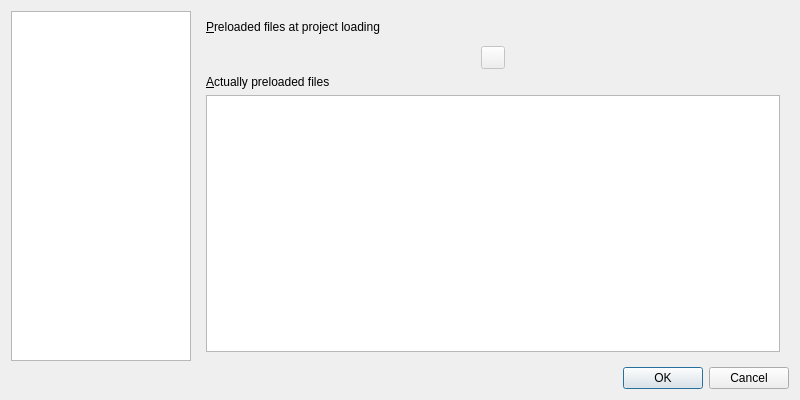
First picture: the form in xinx/ui/projectproperty.ui, repository phoenix741/xinx, before the edit.
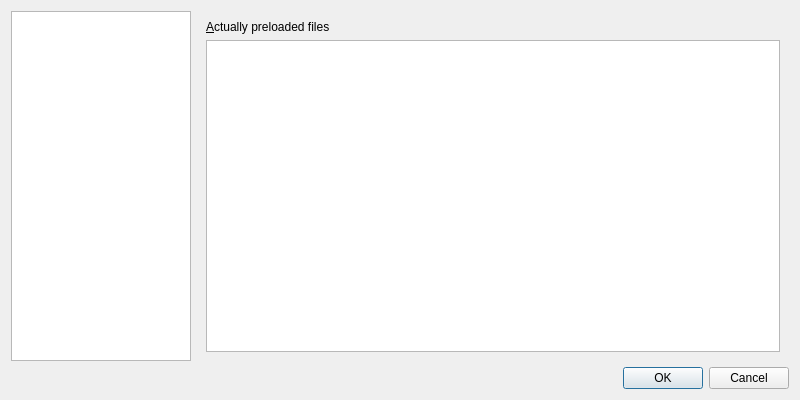
Second picture: the form after the edit. The open tabs and pages were chosen to show the change. Icons and pictures are not drawn. Custom widgets are drawn as their Qt base class.

Diff of the .ui file:
```diff
--- a/xinx/ui/projectproperty.ui
+++ b/xinx/ui/projectproperty.ui
@@ -110,64 +110,6 @@
      </widget>
      <widget class="QWidget" name="m_preloadedFilesPage">
       <layout class="QVBoxLayout" name="verticalLayout">
-       <item>
-        <widget class="QLabel" name="label_2">
-         <property name="text">
-          <string>&amp;Preloaded files at project loading</string>
-         </property>
-         <property name="buddy">
-          <cstring>m_preloadedProjectFiles</cstring>
-         </property>
-        </widget>
-       </item>
-       <item>
-        <widget class="XinxListWidgetImpl" name="m_preloadedProjectFiles" native="true">
-         <property name="focusPolicy">
-          <enum>Qt::StrongFocus</enum>
-         </property>
-        </widget>
-       </item>
-       <item>
-        <layout class="QHBoxLayout" name="horizontalLayout">
-         <item>
-          <spacer name="horizontalSpacer">
-           <property name="orientation">
-            <enum>Qt::Horizontal</enum>
-           </property>
-           <property name="sizeHint" stdset="0">
-            <size>
-             <width>40</width>
-             <height>20</height>
-            </size>
-           </property>
-          </spacer>
-         </item>
-         <item>
-          <widget class="QToolButton" name="m_addPreloadedFile">
-           <property name="enabled">
-            <bool>false</bool>
-           </property>
-           <property name="icon">
-            <iconset resource="../application.qrc">
-             <normaloff>:/images/1uparrow.png</normaloff>:/images/1uparrow.png</iconset>
-           </property>
-          </widget>
-         </item>
-         <item>
-          <spacer name="horizontalSpacer_3">
-           <property name="orientation">
-            <enum>Qt::Horizontal</enum>
-           </property>
-           <property name="sizeHint" stdset="0">
-            <size>
-             <width>40</width>
-             <height>20</height>
-            </size>
-           </property>
-          </spacer>
-         </item>
-        </layout>
-       </item>
        <item>
         <widget class="QLabel" name="label_4">
          <property name="text">
@@ -198,12 +140,6 @@
    <header>directoryedit.h</header>
    <container>1</container>
   </customwidget>
-  <customwidget>
-   <class>XinxListWidgetImpl</class>
-   <extends>QWidget</extends>
-   <header>xinxlistwidgetimpl.h</header>
-   <container>1</container>
-  </customwidget>
  </customwidgets>
  <tabstops>
   <tabstop>m_buttonBox</tabstop>
```
Left out of the diff: 5 changed lines with no effect on the pictures.
